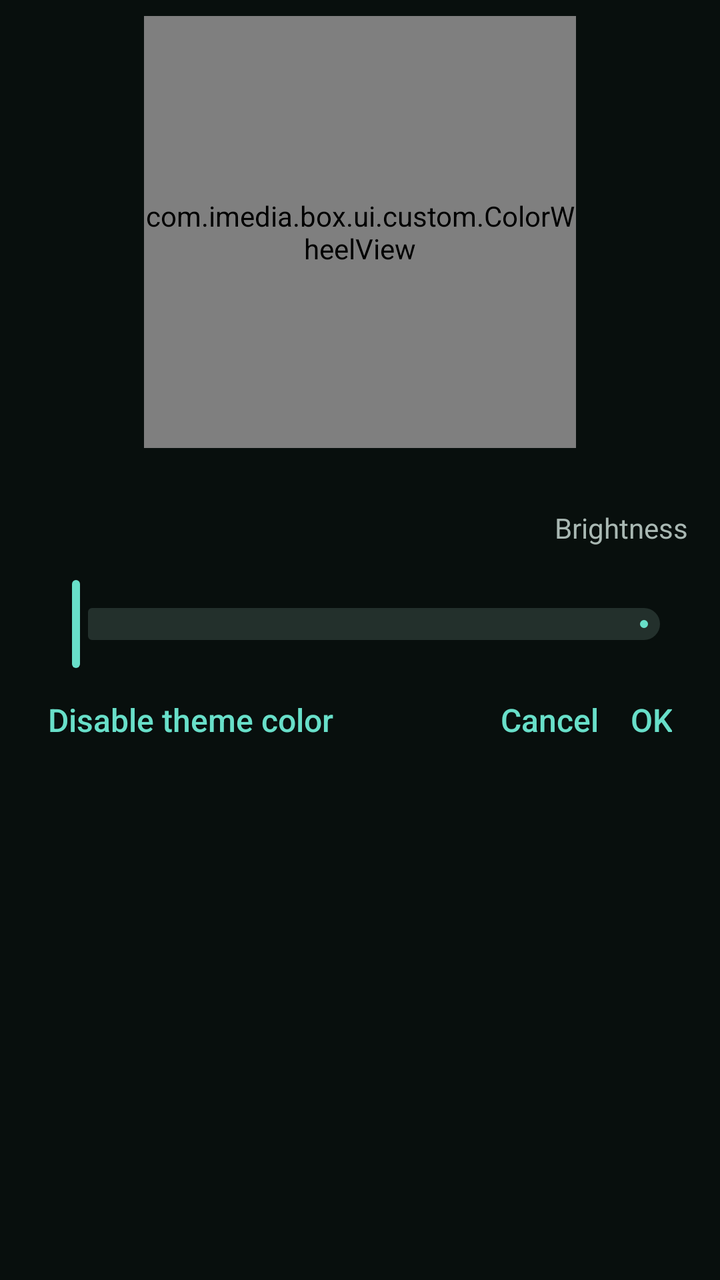
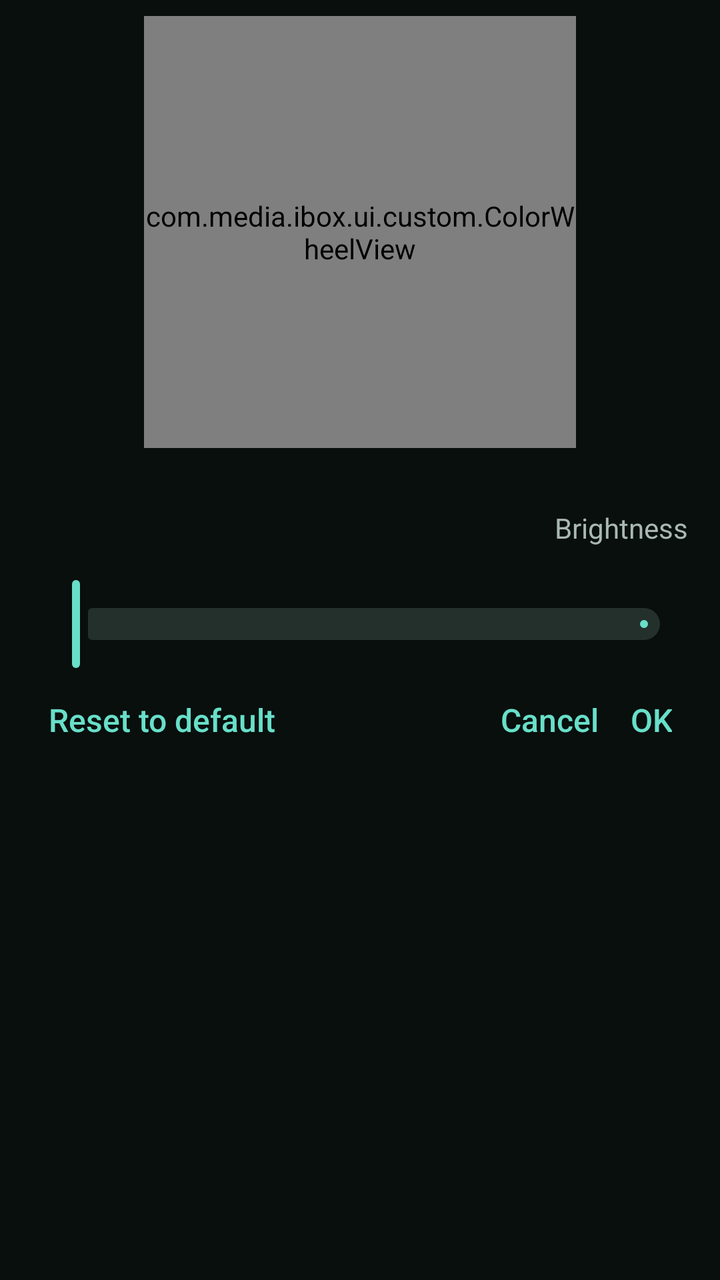

The first picture is an Android layout as it rendered before a commit; the second is the same layout after the commit. The layout source and the unified diff follow.
<!-- AndroidManifest.xml: another module's application theme Theme.App -->
<!-- res/layout/dialog_custom_color.xml -->
<?xml version="1.0" encoding="utf-8"?>
<LinearLayout xmlns:android="http://schemas.android.com/apk/res/android"
    xmlns:app="http://schemas.android.com/apk/res-auto"
    android:layout_width="match_parent"
    android:layout_height="wrap_content"
    android:orientation="vertical"
    android:paddingStart="@dimen/ibox_space_4"
    android:paddingTop="@dimen/ibox_space_2"
    android:paddingEnd="@dimen/ibox_space_4"
    android:paddingBottom="@dimen/ibox_space_2">

    <com.imedia.box.ui.custom.ColorWheelView
        android:id="@+id/colorWheel"
        android:layout_width="216dp"
        android:layout_height="216dp"
        android:layout_gravity="center_horizontal" />

    <LinearLayout
        android:id="@+id/presetRow"
        android:layout_width="match_parent"
        android:layout_height="wrap_content"
        android:layout_marginTop="@dimen/ibox_space_2"
        android:gravity="center"
        android:orientation="horizontal" />

    <LinearLayout
        android:layout_width="match_parent"
        android:layout_height="48dp"
        android:layout_marginTop="@dimen/ibox_space_2"
        android:gravity="center_vertical"
        android:orientation="horizontal">

        <View
            android:id="@+id/preview"
            android:layout_width="32dp"
            android:layout_height="32dp" />

        <com.google.android.material.textview.MaterialTextView
            android:id="@+id/colorCode"
            android:layout_width="wrap_content"
            android:layout_height="wrap_content"
            android:layout_marginStart="@dimen/ibox_space_3"
            android:textAppearance="@style/TextAppearance.IBox.Body" />

        <com.google.android.material.textview.MaterialTextView
            android:layout_width="0dp"
            android:layout_height="wrap_content"
            android:layout_marginStart="@dimen/ibox_space_4"
            android:layout_weight="1"
            android:gravity="end"
            android:text="@string/theme_color_brightness"
            android:textAppearance="@style/TextAppearance.IBox.Supporting" />
    </LinearLayout>

    <com.google.android.material.slider.Slider
        android:id="@+id/brightness"
        android:layout_width="match_parent"
        android:layout_height="wrap_content"
        android:valueFrom="0.12"
        android:valueTo="1.0"
        app:labelBehavior="gone" />

    <LinearLayout
        android:layout_width="match_parent"
        android:layout_height="48dp"
        android:gravity="end|center_vertical"
        android:orientation="horizontal">

        <com.google.android.material.button.MaterialButton
            android:id="@+id/disable"
            style="@style/Widget.IBox.Button.Text"
            android:layout_width="wrap_content"
            android:layout_height="48dp"
            android:minWidth="0dp"
            android:paddingStart="8dp"
            android:paddingEnd="8dp"
            android:text="@string/theme_color_disable" />

        <Space
            android:layout_width="0dp"
            android:layout_height="1dp"
            android:layout_weight="1" />

        <com.google.android.material.button.MaterialButton
            android:id="@+id/cancel"
            style="@style/Widget.IBox.Button.Text"
            android:layout_width="wrap_content"
            android:layout_height="48dp"
            android:minWidth="0dp"
            android:paddingStart="8dp"
            android:paddingEnd="8dp"
            android:text="@string/dialog_negative" />

        <com.google.android.material.button.MaterialButton
            android:id="@+id/confirm"
            style="@style/Widget.IBox.Button.Text"
            android:layout_width="wrap_content"
            android:layout_height="48dp"
            android:minWidth="0dp"
            android:paddingStart="8dp"
            android:paddingEnd="8dp"
            android:text="@string/dialog_positive" />
    </LinearLayout>

</LinearLayout>
<!-- resources referenced by this layout -->
<resources>
  <dimen name="ibox_space_2">8dp</dimen>
  <dimen name="ibox_space_3">12dp</dimen>
  <dimen name="ibox_space_4">16dp</dimen>
  <string name="dialog_negative">Cancel</string>
  <string name="dialog_positive">OK</string>
  <string name="theme_color_brightness">Brightness</string>
  <string name="theme_color_disable">Disable theme color</string>
  <style name="TextAppearance.IBox.Body" parent="TextAppearance.Material3.BodyMedium">
          <item name="android:fontFamily">sans-serif</item>
          <item name="android:includeFontPadding">false</item>
          <item name="android:letterSpacing">0</item>
          <item name="android:textColor">?attr/colorOnSurface</item>
          <item name="android:textSize">@dimen/ibox_text_body</item>
      </style>
  <style name="Theme.App" parent="Theme.Base" />
  <dimen name="ibox_text_body">16sp</dimen>
  <dimen name="ibox_text_supporting">14sp</dimen>
  <dimen name="ibox_touch_target">56dp</dimen>
  <style name="Theme.Base" parent="Theme.IBox.Mobile">
          <item name="android:statusBarColor">@color/transparent</item>
          <item name="android:navigationBarColor">@color/transparent</item>
          <item name="android:windowDrawsSystemBarBackgrounds">true</item>
          <item name="android:windowAnimationStyle">@style/Animation.IBox.Activity</item>
      </style>
  <style name="ShapeAppearance.IBox.Card" parent="ShapeAppearance.Material3.MediumComponent">
          <item name="cornerSize">@dimen/ibox_radius_card</item>
      </style>
  <dimen name="ibox_text_button">16sp</dimen>
  <color name="transparent">#00000000</color>
  <dimen name="ibox_radius_card">12dp</dimen>
  <color name="ibox_focus">#E2FFF8</color>
  <color name="ibox_text_primary">#F0F7F5</color>
  <color name="ibox_primary">#68DFC9</color>
  <color name="ibox_on_primary">#003731</color>
  <color name="ibox_primary_container">#164E46</color>
  <color name="ibox_on_primary_container">#B7EBDD</color>
  <color name="ibox_secondary">#A9B8B3</color>
  <color name="ibox_surface">#141D1A</color>
  <color name="ibox_surface_variant">#23302C</color>
  <color name="ibox_text_secondary">#A9B8B3</color>
  <color name="ibox_outline">#71817C</color>
  <color name="ibox_divider">#23302C</color>
  <color name="ibox_error">#FFB4AB</color>
  <color name="ibox_error_container">#93000A</color>
  <color name="ibox_on_error_container">#FFDAD6</color>
  <style name="Widget.IBox.Card" parent="Widget.Material3.CardView.Elevated">
          <item name="shapeAppearance">@style/ShapeAppearance.IBox.Component</item>
          <item name="cardBackgroundColor">@color/ibox_wall_chrome_surface</item>
          <item name="strokeColor">@color/ibox_glass_divider</item>
          <item name="strokeWidth">1dp</item>
          <item name="cardElevation">0dp</item>
      </style>
  <style name="ThemeOverlay.IBox.Dialog.BottomSheet" parent="ThemeOverlay.Material3.BottomSheetDialog">
          <item name="android:windowAnimationStyle">@style/Animation.IBox.Dialog.Alert</item>
      </style>
  <color name="ibox_navigation_item">#26FFFFFF</color>
  <color name="ibox_surface_container">#080F0D</color>
  <style name="ShapeAppearance.IBox.Component" parent="ShapeAppearance.Material3.SmallComponent">
          <item name="cornerSize">@dimen/ibox_radius_small</item>
      </style>
  <color name="ibox_wall_chrome_surface">#C6F6F9F8</color>
  <color name="ibox_glass_divider">#32FFFFFF</color>
  <style name="Animation.IBox.Dialog.Alert" parent="@android:style/Animation.Dialog">
          <item name="android:windowEnterAnimation">@anim/ibox_dialog_enter</item>
          <item name="android:windowExitAnimation">@anim/ibox_dialog_exit</item>
      </style>
  <color name="ibox_mobile_dialog_surface">#ECE8E8E8</color>
  <style name="ShapeAppearance.IBox.Dialog" parent="ShapeAppearance.Material3.MediumComponent">
          <item name="cornerSize">@dimen/ibox_dialog_radius_mobile</item>
      </style>
  <dimen name="ibox_radius_small">8dp</dimen>
  <dimen name="ibox_dialog_radius_mobile">16dp</dimen>
  <!-- unchanged entries left out for length: 8 -->
</resources>

<!-- the commit's change to res/layout/dialog_custom_color.xml (unified diff, before → after) -->
@@ -9,7 +9,7 @@
     android:paddingEnd="@dimen/ibox_space_4"
     android:paddingBottom="@dimen/ibox_space_2">
 
-    <com.imedia.box.ui.custom.ColorWheelView
+    <com.media.ibox.ui.custom.ColorWheelView
         android:id="@+id/colorWheel"
         android:layout_width="216dp"
         android:layout_height="216dp"
<!-- resource entries referenced after the edit -->
@@ -6,7 +6,7 @@
   <string name="dialog_negative">Cancel</string>
   <string name="dialog_positive">OK</string>
   <string name="theme_color_brightness">Brightness</string>
-  <string name="theme_color_disable">Disable theme color</string>
+  <string name="theme_color_disable">Reset to default</string>
   <style name="TextAppearance.IBox.Body" parent="TextAppearance.Material3.BodyMedium">
           <item name="android:fontFamily">sans-serif</item>
           <item name="android:includeFontPadding">false</item>
@@ -60,7 +60,7 @@
   <style name="ShapeAppearance.IBox.Component" parent="ShapeAppearance.Material3.SmallComponent">
           <item name="cornerSize">@dimen/ibox_radius_small</item>
       </style>
-  <color name="ibox_wall_chrome_surface">#C6F6F9F8</color>
+  <color name="ibox_wall_chrome_surface">#C6F5F5F5</color>
   <color name="ibox_glass_divider">#32FFFFFF</color>
   <style name="Animation.IBox.Dialog.Alert" parent="@android:style/Animation.Dialog">
           <item name="android:windowEnterAnimation">@anim/ibox_dialog_enter</item>
